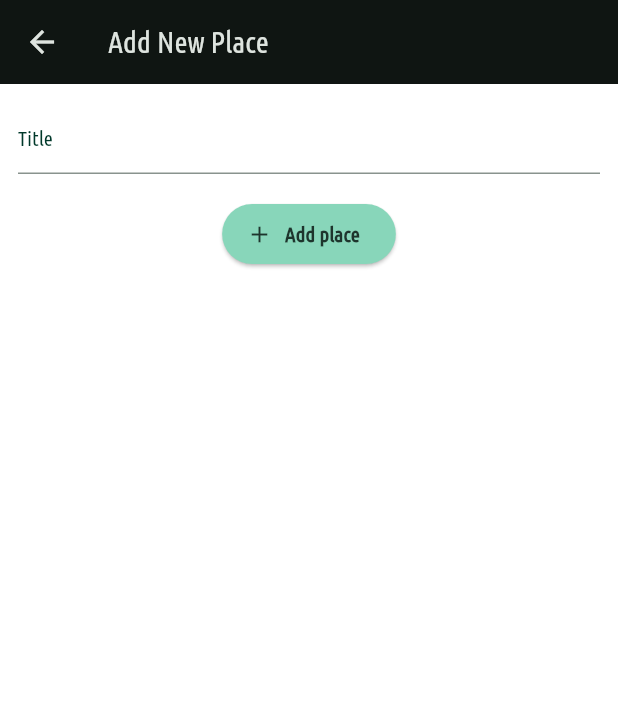
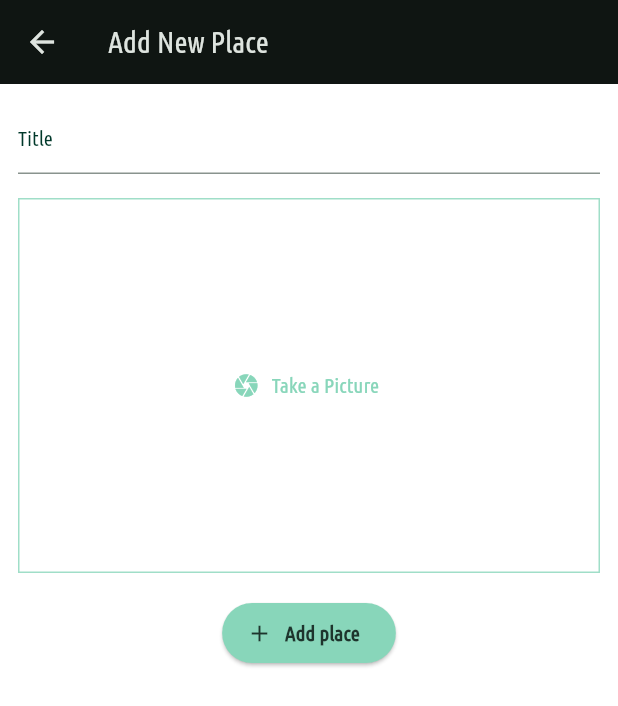
Before and after one commit to JoaoVitorLima242/favorite_places_flutter, a Flutter app: the AddPlaceScreen screen opened directly, on a phone screen of 412 x 824 dp. Shown: the top 706 px of the screen. Run offline on Flutter 3.47's test engine with Material 2 defaults, Android fonts, the phone set to English and light mode, and no system bars; our stand-ins replace flutter_riverpod.

Commit message:
image picker structure

```diff
--- a/lib/features/add_place/widget/add_place_form.dart
+++ b/lib/features/add_place/widget/add_place_form.dart
@@ -1,3 +1,4 @@
+import 'package:favorite_places/features/add_place/widget/image_input.dart';
 import 'package:favorite_places/models/place.dart';
 import 'package:favorite_places/providers/user_places.dart';
 import 'package:flutter/material.dart';
@@ -52,6 +53,8 @@ class _AddPlaceForm extends ConsumerState<AddPlaceForm> {
             controller: _titleController,
           ),
           const SizedBox(height: 16),
+          const ImageInput(),
+          const SizedBox(height: 16),
           ElevatedButton.icon(
             onPressed: _onAddPlace,
             style: ElevatedButton.styleFrom(
--- /dev/null
+++ b/lib/features/add_place/widget/image_input.dart
@@ -0,0 +1,33 @@
+import 'package:flutter/material.dart';
+
+class ImageInput extends StatefulWidget {
+  const ImageInput({super.key});
+
+  @override
+  State<ImageInput> createState() {
+    return _ImageInput();
+  }
+}
+
+class _ImageInput extends State<ImageInput> {
+  void _takePicture() {}
+
+  @override
+  Widget build(BuildContext context) {
+    return Container(
+      height: 250,
+      width: double.infinity,
+      alignment: Alignment.center,
+      decoration: BoxDecoration(
+          border: Border.all(
+        width: 1,
+        color: Theme.of(context).colorScheme.primary.withOpacity(0.8),
+      )),
+      child: TextButton.icon(
+        onPressed: _takePicture,
+        icon: const Icon(Icons.camera),
+        label: const Text('Take a Picture'),
+      ),
+    );
+  }
+}
```
